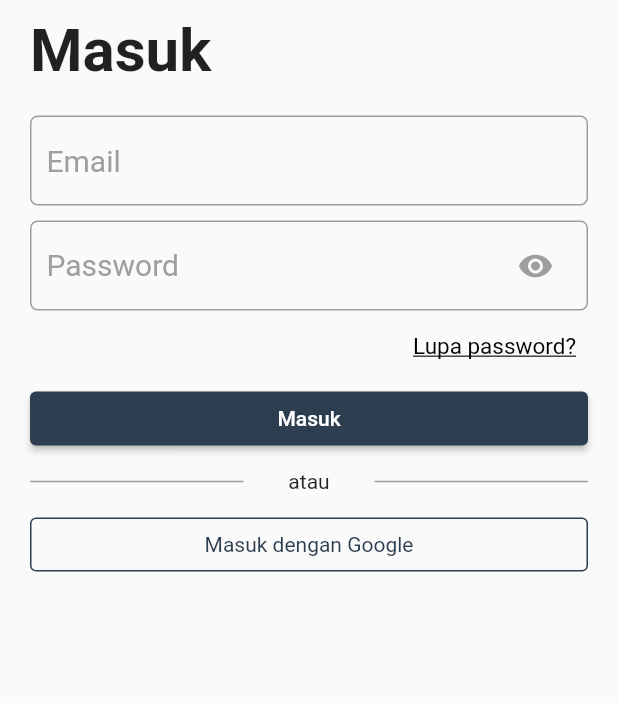
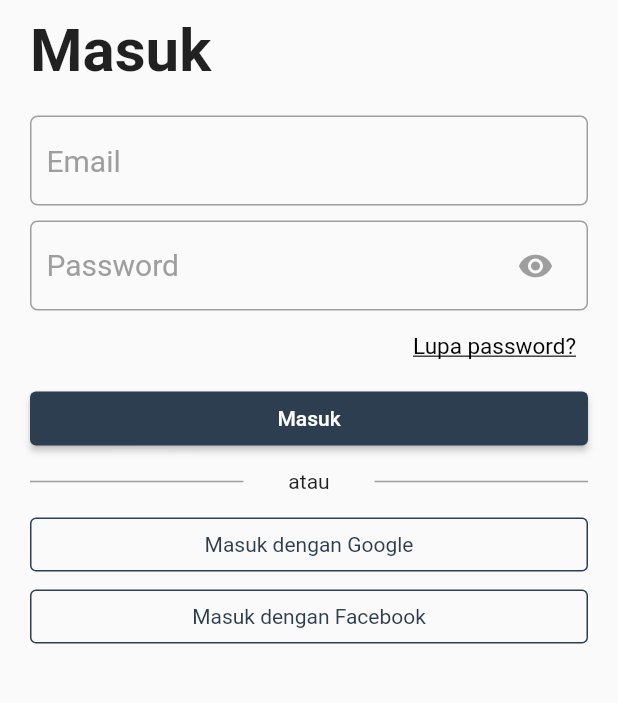
Before and after one commit to FieryInferno/login_dicoding, a Flutter app: the screen it shows after launch, on a phone screen of 412 x 824 dp, the part 162-865 px from its top. Run offline on Flutter 3.47's test engine with Material 2 defaults, Android fonts, the phone set to English and light mode, and no system bars.

Commit message:
Button masuk dengan facebook

```diff
--- /dev/null
+++ b/lib/components/outlined_button_widget.dart
@@ -0,0 +1,31 @@
+import 'package:flutter/material.dart';
+
+class OutlinedButtonWidget extends StatelessWidget {
+  final String text;
+
+  const OutlinedButtonWidget(this.text, {super.key});
+
+  @override
+  Widget build(BuildContext context) {
+    return Row(
+      children: [
+        Expanded(
+          child: OutlinedButton(
+            style: const ButtonStyle(
+              foregroundColor: MaterialStatePropertyAll(
+                Color(0xFF2d3e50),
+              ),
+              side: MaterialStatePropertyAll(
+                  BorderSide(color: Color(0xFF2d3e50))),
+            ),
+            onPressed: () {},
+            child: Text(
+              text,
+              style: const TextStyle(fontWeight: FontWeight.w400),
+            ),
+          ),
+        ),
+      ],
+    );
+  }
+}
--- a/lib/main.dart
+++ b/lib/main.dart
@@ -1,5 +1,6 @@
 import 'package:flutter/material.dart';
-import '../input_widget.dart';
+import '../components/input_widget.dart';
+import '../components/outlined_button_widget.dart';
 
 void main() => runApp(const MainApp());
 
@@ -139,26 +140,8 @@
                           ],
                         ),
                       ),
-                      Row(
-                        children: [
-                          Expanded(
-                            child: OutlinedButton(
-                              style: const ButtonStyle(
-                                foregroundColor: MaterialStatePropertyAll(
-                                  Color(0xFF2d3e50),
-                                ),
-                                side: MaterialStatePropertyAll(
-                                    BorderSide(color: Color(0xFF2d3e50))),
-                              ),
-                              onPressed: () {},
-                              child: const Text(
-                                'Masuk dengan Google',
-                                style: TextStyle(fontWeight: FontWeight.w400),
-                              ),
-                            ),
-                          ),
-                        ],
-                      ),
+                      const OutlinedButtonWidget('Masuk dengan Google'),
+                      const OutlinedButtonWidget('Masuk dengan Facebook'),
                     ],
                   ),
                 ),
```
Also changed, not shown: lib/components/input_widget.dart (renamed from lib/input_widget.dart).
